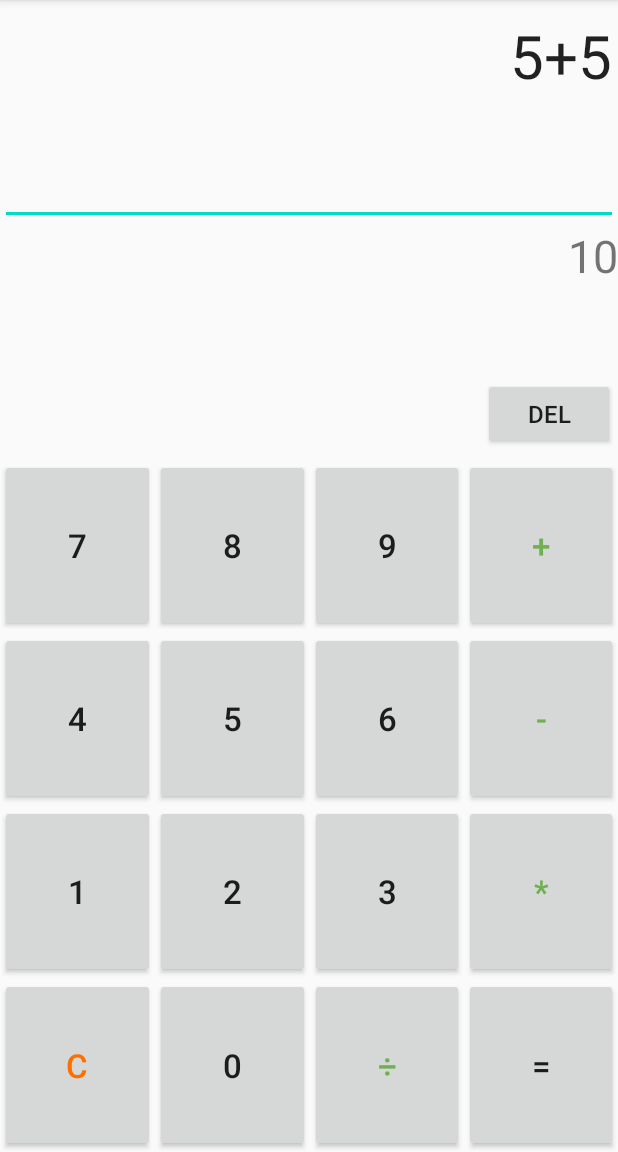
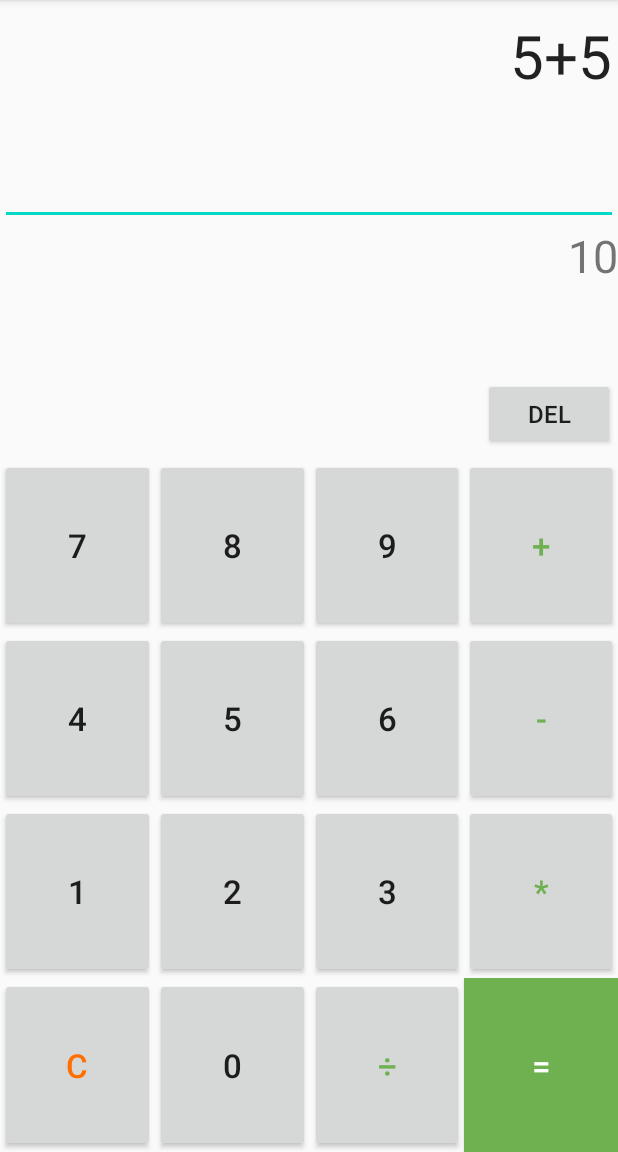
Before and after one commit to NNTC-ISIP-18/MDK-0103, an Android app: the screen it shows after launch (MainActivity), on a phone screen of 412 x 824 dp, the part 84-1236 px from its top. Run offline under Robolectric (Android 15) with nearby library versions, the phone set to English and light mode, and no system bars.

Commit message:
Add "=" color

```diff
--- a/Shmakulator/app/src/main/res/layout/activity_main.xml
+++ b/Shmakulator/app/src/main/res/layout/activity_main.xml
@@ -178,8 +178,9 @@
             <Button
                 android:id="@+id/butequal"
                 style="@style/CalcButton"
-                android:text="=" />
-
+                android:text="="
+                android:textColor="#FFFFFF"
+                android:background="#6FB151"/>
         </LinearLayout>
     </LinearLayout>
 </LinearLayout>
```
